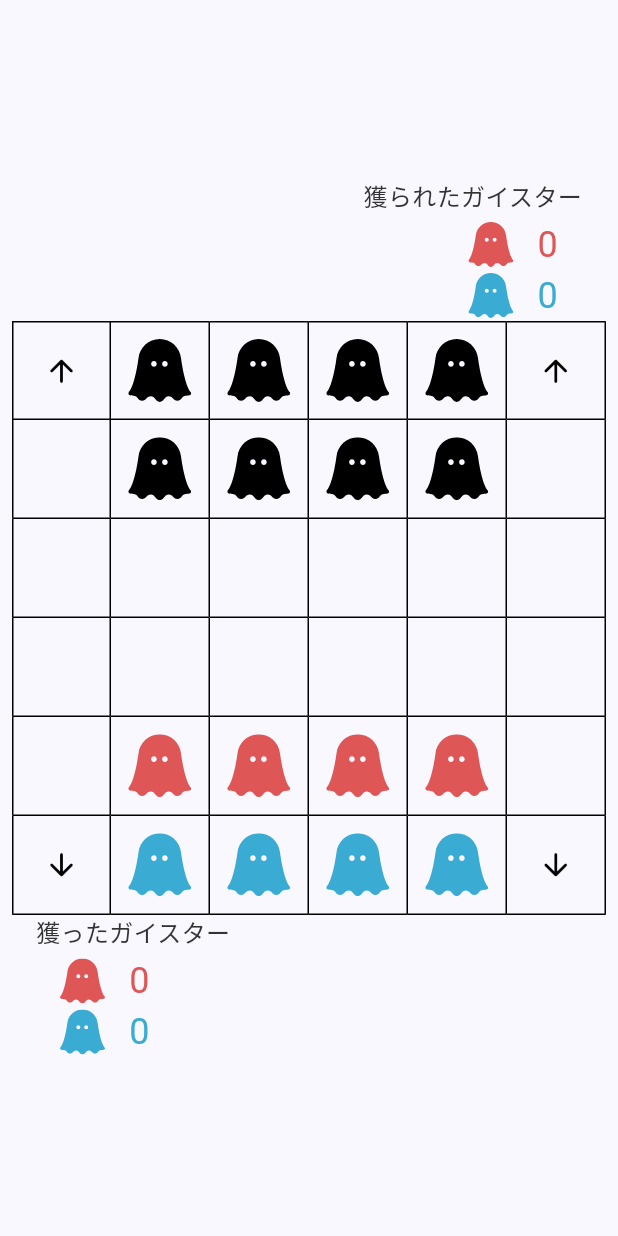
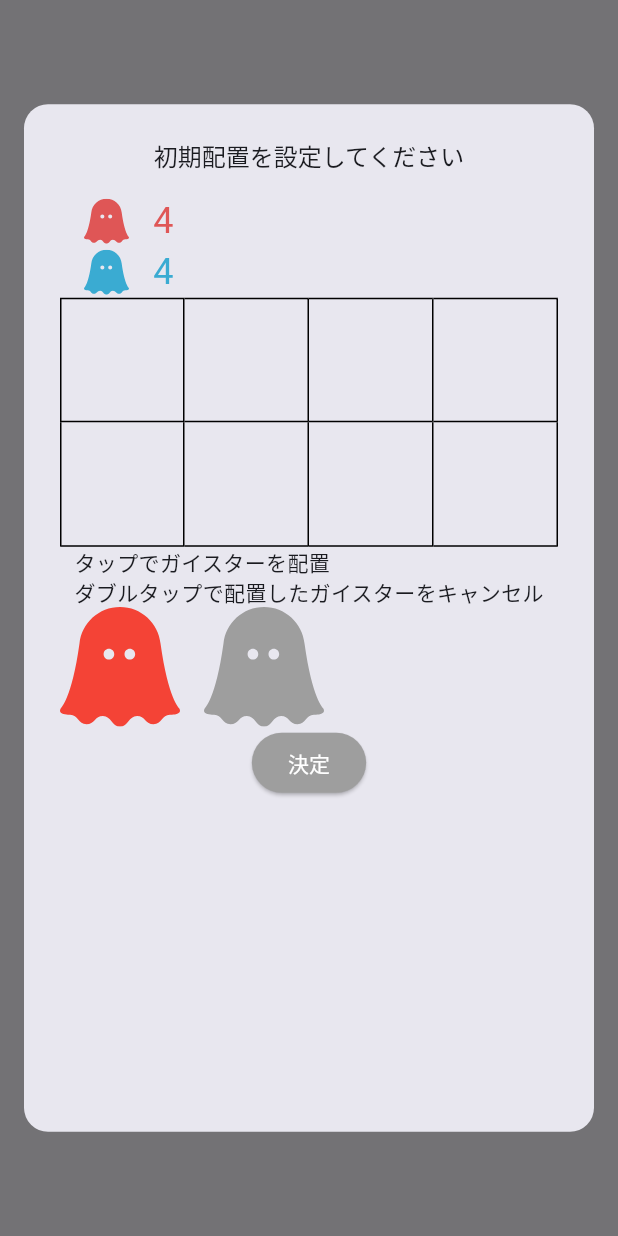
Before and after one commit to shunsuke459/geister, a Flutter app: the GamePage screen opened by its route, on a phone screen of 412 x 824 dp. Run offline on Flutter 3.47's test engine with Material 2 defaults, Android fonts, the phone set to English and light mode, and no system bars; our stand-ins replace cloud_firestore, cloud_functions, firebase_core, flutter_hooks, flutter_svg, freezed_annotation and 3 more; accounts and stored records are empty.

Commit message:
add: 初期配置を設定する処理の実装

```diff
--- a/lib/entity/piece_type_enum.dart
+++ b/lib/entity/piece_type_enum.dart
@@ -8,6 +8,10 @@ enum PieceTypeEnum {
 extension PieceTypeEnumExtension on PieceTypeEnum {
   bool get isEmpty => this == PieceTypeEnum.empty;
 
+  bool get isRedPiece => this == PieceTypeEnum.redGeister;
+
+  bool get isBluePiece => this == PieceTypeEnum.blueGeister;
+
   bool get isAllyPiece =>
       this == PieceTypeEnum.redGeister || this == PieceTypeEnum.blueGeister;
 
--- a/lib/page/game/game_page.dart
+++ b/lib/page/game/game_page.dart
@@ -1,9 +1,12 @@
 import 'package:flutter/material.dart';
+import 'package:flutter_hooks/flutter_hooks.dart';
 import 'package:flutter_svg/flutter_svg.dart';
 import 'package:geister/constants.dart';
 import 'package:geister/entity/arrow_type_enum.dart';
 import 'package:geister/entity/piece_type_enum.dart';
+import 'package:geister/entity/square_state.dart';
 import 'package:geister/gen/assets.gen.dart';
+import 'package:geister/page/game/initial_placement_dialog.dart';
 import 'package:geister/presenter/game/game_board_presenter.dart';
 import 'package:geister/presenter/game/my_side_presenter.dart';
 import 'package:geister/presenter/game/opponent_side_presenter.dart';
@@ -21,6 +24,17 @@ class GamePage extends HookConsumerWidget {
     final opponentSideState = ref.watch(opponentSidePresenterProvider);
     final opponentSidePresenter =
         ref.read(opponentSidePresenterProvider.notifier);
+
+    useEffect(() {
+      WidgetsBinding.instance.addPostFrameCallback((_) {
+        showDialog(
+          barrierDismissible: false,
+          context: context,
+          builder: (context) => InitialPlacementDialog(),
+        );
+      });
+      return () {};
+    }, []);
 
     return Scaffold(
       body: Padding(
@@ -86,6 +100,7 @@ class GamePage extends HookConsumerWidget {
                 ],
               ),
             ),
+            if (gameBoardState.boardStateList?.gameBoard != null)
               GridView.builder(
                 shrinkWrap: true,
                 itemCount: 6 * 6,
@@ -97,7 +112,7 @@ class GamePage extends HookConsumerWidget {
                   final column = index % 6;
                   final row = index ~/ 6;
                   final boardState =
-                    gameBoardState.boardStateList.gameBoard[row][column];
+                      gameBoardState.boardStateList!.gameBoard[row][column];
                   final isTopCorner = index == 0 || index == 5;
                   final isBottomCorner = index == 30 || index == 35;
                   final piece = boardState.arrowIcon.isNotEmpty
--- /dev/null
+++ b/lib/page/game/initial_placement_dialog.dart
@@ -0,0 +1,236 @@
+import 'package:flutter/material.dart';
+import 'package:flutter_hooks/flutter_hooks.dart';
+import 'package:flutter_svg/flutter_svg.dart';
+import 'package:geister/entity/piece_type_enum.dart';
+import 'package:geister/gen/assets.gen.dart';
+import 'package:geister/presenter/game/game_board_presenter.dart';
+import 'package:go_router/go_router.dart';
+import 'package:hooks_riverpod/hooks_riverpod.dart';
+
+class InitialPlacementDialog extends HookConsumerWidget {
+  const InitialPlacementDialog({Key? key}) : super(key: key);
+
+  @override
+  Widget build(BuildContext context, WidgetRef ref) {
+    final width = MediaQuery.of(context).size.width;
+    final redPieceNum = useState<int>(4);
+    final bluePieceNum = useState<int>(4);
+    final redSelected = useState<bool>(true);
+    final initialPlacement =
+        ref.watch(gameBoardPresenterProvider).initialPlacement;
+
+    return AlertDialog(
+      insetPadding: const EdgeInsets.symmetric(horizontal: 16),
+      shape: const RoundedRectangleBorder(
+        borderRadius: BorderRadius.all(Radius.circular(16)),
+      ),
+      title: const Text(
+        '初期配置を設定してください',
+        textAlign: TextAlign.center,
+        style: TextStyle(fontSize: 16),
+      ),
+      content: SizedBox(
+        width: width,
+        height: 600,
+        child: Column(
+          children: [
+            Padding(
+              padding: const EdgeInsets.only(left: 16),
+              child: Column(
+                children: [
+                  Row(
+                    children: [
+                      SvgPicture.asset(
+                        Assets.icons.allyRedIcon,
+                        width: 30,
+                      ),
+                      const SizedBox(width: 16),
+                      Text(
+                        redPieceNum.value.toString(),
+                        style: const TextStyle(
+                          fontSize: 24,
+                          color: Color(0xffdf5656),
+                        ),
+                      ),
+                    ],
+                  ),
+                  Row(
+                    children: [
+                      SvgPicture.asset(
+                        Assets.icons.allyBlueIcon,
+                        width: 30,
+                      ),
+                      const SizedBox(width: 16),
+                      Text(
+                        bluePieceNum.value.toString(),
+                        style: const TextStyle(
+                          fontSize: 24,
+                          color: Color(0xff3aabd2),
+                        ),
+                      ),
+                    ],
+                  ),
+                ],
+              ),
+            ),
+            GridView.builder(
+              shrinkWrap: true,
+              itemCount: 2 * 4,
+              physics: const NeverScrollableScrollPhysics(),
+              gridDelegate: const SliverGridDelegateWithFixedCrossAxisCount(
+                crossAxisCount: 4,
+              ),
+              itemBuilder: (context, index) {
+                final row = index ~/ 4;
+                final column = index % 4;
+
+                return GestureDetector(
+                  onTap: () {
+                    if (initialPlacement[row][column] != PieceTypeEnum.empty)
+                      return;
+                    if (redSelected.value && redPieceNum.value == 0) return;
+                    if (!redSelected.value && bluePieceNum.value == 0) return;
+
+                    if (redSelected.value) {
+                      ref.read(gameBoardPresenterProvider.notifier).setPiece(
+                            row,
+                            column,
+                            PieceTypeEnum.redGeister,
+                          );
+                      redPieceNum.value--;
+                    } else {
+                      ref.read(gameBoardPresenterProvider.notifier).setPiece(
+                            row,
+                            column,
+                            PieceTypeEnum.blueGeister,
+                          );
+                      bluePieceNum.value--;
+                    }
+                  },
+                  onDoubleTap: () {
+                    if (initialPlacement[row][column] == PieceTypeEnum.empty)
+                      return;
+
+                    if (initialPlacement[row][column] ==
+                        PieceTypeEnum.redGeister) redPieceNum.value++;
+                    if (initialPlacement[row][column] ==
+                        PieceTypeEnum.blueGeister) bluePieceNum.value++;
+
+                    ref
+                        .read(gameBoardPresenterProvider.notifier)
+                        .removePiece(row, column);
+                  },
+                  child: Container(
+                    decoration: BoxDecoration(
+                      border: Border(
+                        right: const BorderSide(
+                          color: Colors.black,
+                          width: 1.0,
+                        ),
+                        bottom: const BorderSide(
+                          color: Colors.black,
+                          width: 1.0,
+                        ),
+                        top: index >= 0 && index <= 3
+                            ? const BorderSide(
+                                color: Colors.black,
+                                width: 1.0,
+                              )
+                            : BorderSide.none,
+                        left: index % 4 == 0
+                            ? const BorderSide(
+                                color: Colors.black,
+                                width: 1.0,
+                              )
+                            : BorderSide.none,
+                      ),
+                    ),
+                    child: Center(
+                      child: initialPlacement[row][column] ==
+                              PieceTypeEnum.redGeister
+                          ? SvgPicture.asset(
+                              Assets.icons.allyRedIcon,
+                              width: 30,
+                            )
+                          : initialPlacement[row][column] ==
+                                  PieceTypeEnum.blueGeister
+                              ? SvgPicture.asset(
+                                  Assets.icons.allyBlueIcon,
+                                  width: 30,
+                                )
+                              : Container(),
+                    ),
+                  ),
+                );
+              },
+            ),
+            const Column(
+              crossAxisAlignment: CrossAxisAlignment.start,
+              children: [
+                Text('タップでガイスターを配置'),
+                Text('ダブルタップで配置したガイスターをキャンセル'),
+              ],
+            ),
+            Row(
+              children: [
+                GestureDetector(
+                  onTap: () {
+                    if (redSelected.value) return;
+
+                    redSelected.value = true;
+                  },
+                  child: SvgPicture.asset(
+                    Assets.icons.allyRedIcon,
+                    width: 80,
+                    colorFilter: ColorFilter.mode(
+                      redSelected.value ? Colors.red : Colors.grey,
+                      BlendMode.srcATop,
+                    ),
+                  ),
+                ),
+                const SizedBox(width: 16),
+                GestureDetector(
+                  onTap: () {
+                    if (!redSelected.value) return;
+
+                    redSelected.value = false;
+                  },
+                  child: SvgPicture.asset(
+                    Assets.icons.allyBlueIcon,
+                    width: 80,
+                    colorFilter: ColorFilter.mode(
+                      redSelected.value ? Colors.grey : Colors.blue,
+                      BlendMode.srcATop,
+                    ),
+                  ),
+                ),
+              ],
+            ),
+            ElevatedButton(
+              onPressed: () {
+                if (redPieceNum.value > 0 || bluePieceNum.value > 0) return;
+
+                ref
+                    .read(gameBoardPresenterProvider.notifier)
+                    .settleInitialPlacement();
+
+                context.pop();
+              },
+              style: ElevatedButton.styleFrom(
+                backgroundColor: redPieceNum.value > 0 || bluePieceNum.value > 0
+                    ? Colors.grey
+                    : Colors.blue,
+              ),
+              child: const Text(
+                '決定',
+                style: TextStyle(
+                  color: Colors.white,
+                ),
+              ),
+            ),
+          ],
+        ),
+      ),
+    );
+  }
+}
--- a/lib/page/home/home_page.dart
+++ b/lib/page/home/home_page.dart
@@ -46,11 +46,10 @@ class HomePage extends HookConsumerWidget {
             ),
             ElevatedButton(
               onPressed: () async {
-                final bool? result = await showDialog(
+                await showDialog(
                   context: context,
                   builder: (context) => _KeyWordDialog(),
                 );
-                print(result);
               },
               child: const Text('create key word'),
             ),
--- a/lib/page/splash_page.dart
+++ b/lib/page/splash_page.dart
@@ -20,9 +20,8 @@ class SplashPage extends ConsumerWidget {
       if (needSignUp) {
         SignUpPageRoute().go(context);
       } else {
-        final userId = await ref
-            .watch(sharedPreferencesPresenterProvider)
-            .getUserId();
+        final userId =
+            await ref.watch(sharedPreferencesPresenterProvider).getUserId();
         await ref.read(userPresenterProvider.notifier).getUser(userId);
 
         HomePageRoute().go(context);
--- a/lib/presenter/game/game_board_state.dart
+++ b/lib/presenter/game/game_board_state.dart
@@ -1,12 +1,14 @@
 import 'package:freezed_annotation/freezed_annotation.dart';
 import 'package:geister/entity/game_board.dart';
+import 'package:geister/entity/piece_type_enum.dart';
 
 part 'game_board_state.freezed.dart';
 
 @freezed
 class GameBoardState with _$GameBoardState {
   const factory GameBoardState({
-    required GameBoard boardStateList,
+    required List<List<PieceTypeEnum>> initialPlacement,
+    GameBoard? boardStateList,
     @Default(false) bool displayArrow,
     @Default(0) int arrowCount,
   }) = _GameBoardState;
```
Also changed, not shown: lib/entity/square_state.dart (+9 -1 lines), lib/presenter/game/game_board_presenter.dart (+62 -33 lines), lib/entity/square_state.freezed.dart, lib/presenter/game/game_board_state.freezed.dart. Lines whose indentation alone changed are shown as unchanged.
